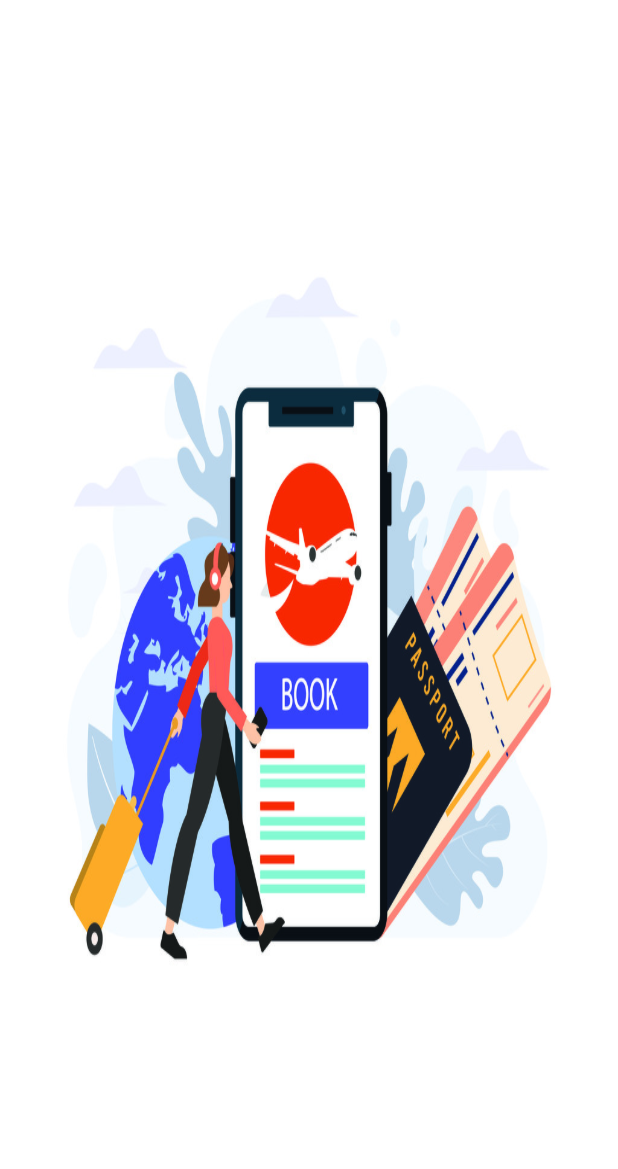
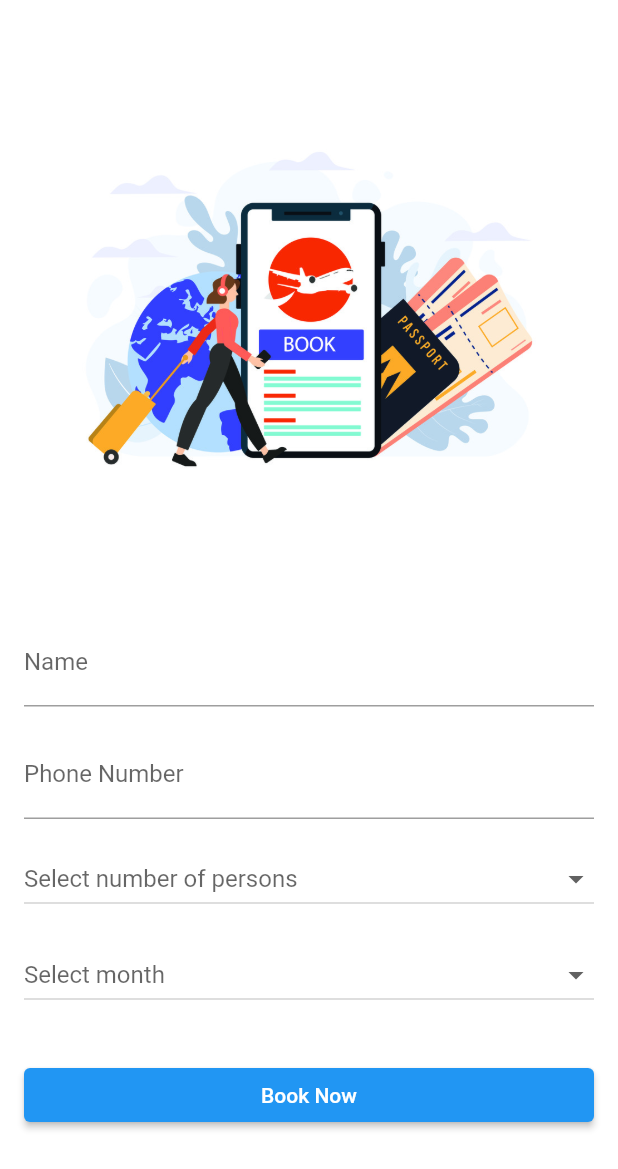
Before and after one commit to ZainMughal329/tour_guide, a Flutter app: the BookingView screen opened by its route, on a phone screen of 412 x 824 dp. Shown: the top 1169 px of the screen. Run offline on Flutter 3.47's test engine with Material 2 defaults, Android fonts, the phone set to English and light mode, and no system bars; our stand-ins replace cloud_firestore, cloud_functions, firebase_auth, firebase_core, firebase_storage, flutter_screenutil and 8 more; missing offline and left inert: dart:html, fl_country_code_picker; accounts and stored records are empty.

Commit message:
Check Booking Screen

```diff
--- a/lib/ReUsable/Components/snackBar.dart
+++ b/lib/ReUsable/Components/snackBar.dart
@@ -1,7 +1,7 @@
 import 'package:flutter/material.dart';
 import 'package:get/get.dart';
 
-class SnackBar {
+class Snackbar {
   static void showSnackBar(String title, String message) {
     Get.snackbar(title, message,
         colorText: Colors.black,
--- a/lib/ReUsable/routes/pages.dart
+++ b/lib/ReUsable/routes/pages.dart
@@ -96,7 +96,10 @@ class AppPages {
 
     GetPage(
       name: AppRoutes.Booking_Screen,
-      page: () => BookingView(tourId: '',),
+      page: () => BookingView(tourId: '',
+      name: '',
+        phoneNumber: '',
+      ),
       binding: BookingBindings(),
     ),
 
--- a/lib/pages/screens/booking_screen/state.dart
+++ b/lib/pages/screens/booking_screen/state.dart
@@ -1,3 +1,10 @@
+import 'package:flutter/material.dart';
+import 'package:get/get.dart';
+
 class BookingState {
+  final nameController = TextEditingController();
+  final phoneController = TextEditingController();
+  RxString personString = "Select number of persons".obs;
+  RxString monthString = "Select month".obs;
 
 }
--- a/lib/pages/screens/booking_screen/view.dart
+++ b/lib/pages/screens/booking_screen/view.dart
@@ -4,38 +4,111 @@ import 'package:tours_guide/pages/screens/booking_screen/controller.dart';
 
 class BookingView extends GetView<BookingController> {
   String tourId;
-   BookingView({required this.tourId,Key? key}) : super(key: key);
-   // final controller = Get.put<BookingController>(BookingController());
+  String name;
+  String phoneNumber;
+
+   BookingView({required this.tourId,
+     required this.name,
+     required this.phoneNumber,
+     Key? key}) : super(key: key);
+   final controller = Get.put<BookingController>(BookingController());
+  String? _selectedMonth;
+  String? _selectedPersons;
+  final _months = [
+    "January",
+    "February",
+    "March",
+    "April",
+    "May",
+    "June",
+    "July",
+    "August",
+    "September",
+    "October",
+    "November",
+    "December"
+  ];
+
+  final _persons = ["1", "2", "3", "4","5", "6","7","8","9","10"];
+  final nameController = TextEditingController();
+  final phoneController = TextEditingController();
+
+
+
 
   @override
   Widget build(BuildContext context) {
+    nameController.text=name.toString();
+    phoneController.text=phoneNumber.toString();
      return Scaffold(
        backgroundColor: Colors.white,
+       // appBar: AppBar(title: Text('Booking Page')),
        body: SafeArea(
-        child: Column(
-          // mainAxisAlignment: MainAxisAlignment.spaceBetween,
+         child: Container(
+           child: Padding(
+             padding: const EdgeInsets.all(16.0),
+             child: ListView(
                children: [
-            Expanded(
-              flex: 2,
-              child: Container(
-                child: Image(
-                  fit: BoxFit.fill,
-                  image: AssetImage('assets/images/booking.jpg'),
-                )
-
+                 Image.asset('assets/images/booking.jpg'),
+                 SizedBox(height: 16),
+                 TextField(
+                   // controller: controller.state.nameController,
+                   controller: nameController,
+                   decoration: InputDecoration(labelText: 'Name'),
                  ),
+                 SizedBox(height: 16),
+                 TextField(
+                   // controller: controller.state.phoneController,
+                   controller: phoneController,
+                   decoration: InputDecoration(labelText: 'Phone Number'),
+                   keyboardType: TextInputType.phone,
                  ),
-            // Expanded(
-            //   // flex: 3,
-            //   child: Container(
-            //     color: Colors.green,
-            //
-            //   ),
-            // ),
+                 SizedBox(height: 16),
+                 Obx((){
+                   return DropdownButton<String>(
+                     isExpanded: true,
+                     hint: Text(controller.state.personString.value),
+                     value: _selectedPersons,
+                     onChanged: (String? value) {
+                       controller.state.personString.value=value!;
+                     },
+                     items: _persons.map((String value) {
+                       return DropdownMenuItem<String>(
+                         value: value,
+                         child: Text(value),
+                       );
+                     }).toList(),
+                   );
+                 }),
+                 SizedBox(height: 16),
+                 Obx((){
+                   return DropdownButton<String>(
+                     isExpanded: true,
+                     hint: Text(controller.state.monthString.value),
+                     value: _selectedMonth,
+                     onChanged: (String? value) {
+                       controller.state.monthString.value=value!;
+                     },
+                     items: _months.map((String value) {
+                       return DropdownMenuItem<String>(
+                         value: value,
+                         child: Text(value),
+                       );
+                     }).toList(),
+                   );
+                 }),
+                 SizedBox(height: 32),
+                 ElevatedButton(
+                   onPressed: () {
+                     // Handle booking logic here
+                   },
+                   child: Text('Book Now'),
+                 ),
                ],
              ),
            ),
-
+         ),
+       ),
      );
   }
 }
--- a/lib/pages/screens/home_screen/state.dart
+++ b/lib/pages/screens/home_screen/state.dart
@@ -1 +1,4 @@
-class HomeState {}
+class HomeState {
+  String? name;
+  String? phoneNumber;
+}
--- a/lib/pages/sessionPages/welcome/controller.dart
+++ b/lib/pages/sessionPages/welcome/controller.dart
@@ -22,7 +22,7 @@ class WelcomeController extends GetxController {
         Get.offAndToNamed(AppRoutes.LOGIN_SIGN_UP);
       }
     } catch (e) {
-      SnackBar.showSnackBar('Error', e.toString());
+      Snackbar.showSnackBar('Error', e.toString());
     }
   }
 }
```
Also changed, not shown: lib/ReUsable/models/bookingMode.dart (added, +11 -0 lines), lib/pages/screens/booking_screen/controller.dart (+26 -3 lines), lib/pages/screens/home_screen/controller.dart (+27 -16 lines), lib/pages/screens/home_screen/details.dart (+10 -1 lines). Lines whose indentation alone changed are shown as unchanged.
